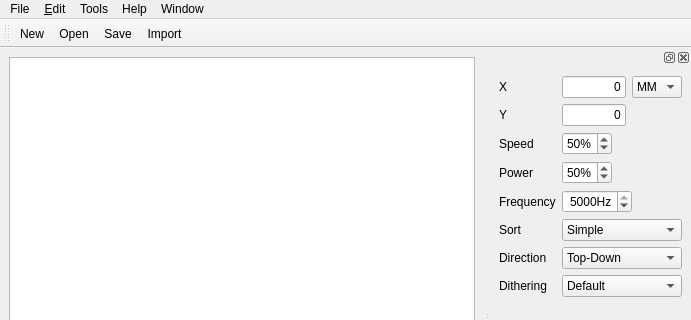
The window that src/gui/CtrlCut.ui (kallaballa/ctrl-cut) describes before a commit, drawn with Qt 5; both pictures show x 0 to 691 and y 0 to 320 of the 691 by 615 pixel window.
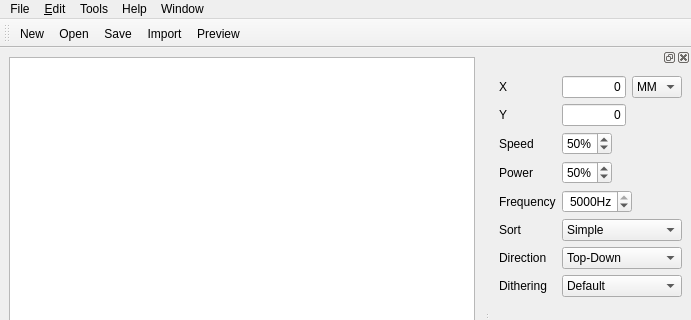
The same window after the commit. Icons and pictures are not drawn. Custom widgets are drawn as their Qt base class.

Commit message: implemented preview dialog

```diff
--- a/src/gui/CtrlCut.ui
+++ b/src/gui/CtrlCut.ui
@@ -121,6 +121,7 @@
    <addaction name="fileOpenAction"/>
    <addaction name="fileSaveAction"/>
    <addaction name="fileImportAction"/>
+   <addaction name="previewAction"/>
   </widget>
   <widget class="QDockWidget" name="dockWidget">
    <attribute name="dockWidgetArea">
@@ -643,6 +644,17 @@
     <string>Ctrl+Shift+U</string>
    </property>
   </action>
+  <action name="previewAction">
+   <property name="text">
+    <string>Preview</string>
+   </property>
+   <property name="toolTip">
+    <string>Show Preview</string>
+   </property>
+   <property name="shortcut">
+    <string>F5</string>
+   </property>
+  </action>
  </widget>
  <customwidgets>
   <customwidget>
```
The commit also changes 3 other files.
